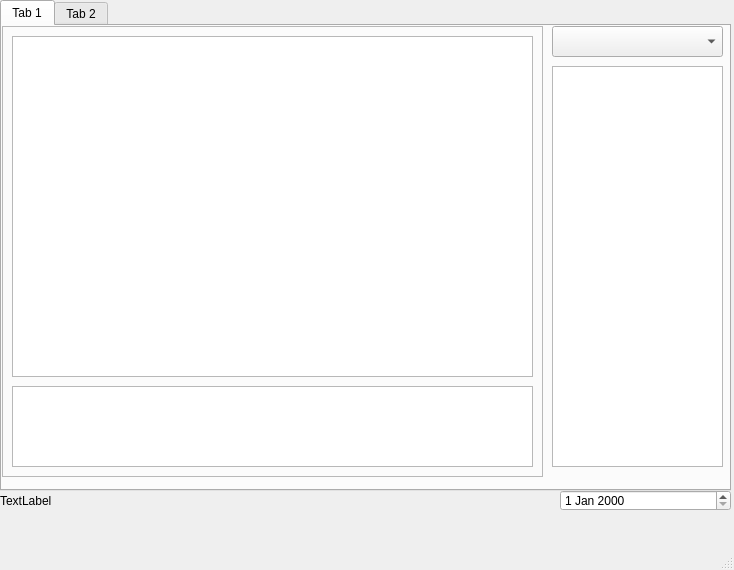
Old version of the form mainwindow.ui in the repository mikpim01/freeWrite.
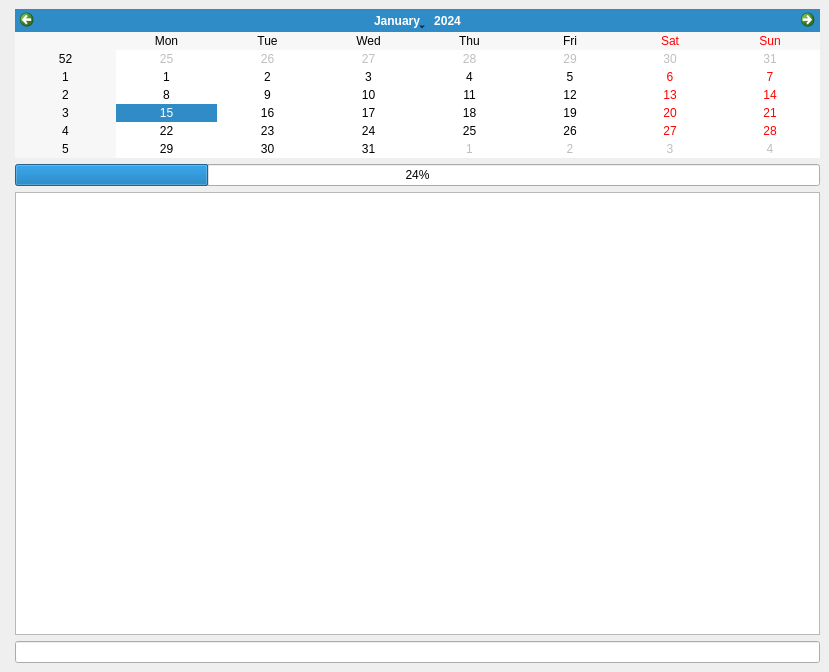
New version of the form.

Patch:
```diff
--- a/mainwindow.ui
+++ b/mainwindow.ui
@@ -6,148 +6,58 @@
    <rect>
     <x>0</x>
     <y>0</y>
-    <width>734</width>
-    <height>570</height>
+    <width>829</width>
+    <height>672</height>
    </rect>
   </property>
   <property name="windowTitle">
    <string>MainWindow</string>
   </property>
   <widget class="QWidget" name="centralwidget">
-   <widget class="QLabel" name="label">
-    <property name="geometry">
-     <rect>
-      <x>0</x>
-      <y>490</y>
-      <width>501</width>
-      <height>21</height>
-     </rect>
-    </property>
-    <property name="text">
-     <string>TextLabel</string>
-    </property>
-   </widget>
-   <widget class="QTabWidget" name="tabWidget">
-    <property name="geometry">
-     <rect>
-      <x>0</x>
-      <y>0</y>
-      <width>731</width>
-      <height>491</height>
-     </rect>
-    </property>
-    <property name="currentIndex">
-     <number>0</number>
-    </property>
-    <widget class="QWidget" name="tab">
-     <attribute name="title">
-      <string>Tab 1</string>
-     </attribute>
-     <widget class="QComboBox" name="comboBox">
-      <property name="geometry">
-       <rect>
-        <x>550</x>
-        <y>0</y>
-        <width>171</width>
-        <height>31</height>
-       </rect>
+   <property name="enabled">
+    <bool>true</bool>
+   </property>
+   <property name="sizePolicy">
+    <sizepolicy hsizetype="Maximum" vsizetype="Maximum">
+     <horstretch>10</horstretch>
+     <verstretch>10</verstretch>
+    </sizepolicy>
+   </property>
+   <property name="sizeIncrement">
+    <size>
+     <width>1</width>
+     <height>1</height>
+    </size>
+   </property>
+   <property name="autoFillBackground">
+    <bool>true</bool>
+   </property>
+   <layout class="QFormLayout" name="formLayout_2">
+    <item row="0" column="1">
+     <widget class="QCalendarWidget" name="calendarWidget"/>
+    </item>
+    <item row="1" column="1">
+     <widget class="QProgressBar" name="progressBar">
+      <property name="value">
+       <number>24</number>
       </property>
      </widget>
-     <widget class="QPlainTextEdit" name="plainTextEdit_2">
-      <property name="geometry">
-       <rect>
-        <x>550</x>
-        <y>40</y>
-        <width>171</width>
-        <height>401</height>
-       </rect>
+    </item>
+    <item row="2" column="1">
+     <widget class="QTextBrowser" name="textBrowser">
+      <property name="sizePolicy">
+       <sizepolicy hsizetype="Expanding" vsizetype="Expanding">
+        <horstretch>0</horstretch>
+        <verstretch>200</verstretch>
+       </sizepolicy>
       </property>
      </widget>
-     <widget class="QFrame" name="frame">
-      <property name="geometry">
-       <rect>
-        <x>0</x>
-        <y>0</y>
-        <width>541</width>
-        <height>451</height>
-       </rect>
-      </property>
-      <property name="frameShape">
-       <enum>QFrame::StyledPanel</enum>
-      </property>
-      <property name="frameShadow">
-       <enum>QFrame::Raised</enum>
-      </property>
-      <widget class="QTextBrowser" name="textBrowser">
-       <property name="geometry">
-        <rect>
-         <x>10</x>
-         <y>10</y>
-         <width>521</width>
-         <height>341</height>
-        </rect>
-       </property>
-      </widget>
-      <widget class="QPlainTextEdit" name="plainTextEdit">
-       <property name="geometry">
-        <rect>
-         <x>10</x>
-         <y>360</y>
-         <width>521</width>
-         <height>81</height>
-        </rect>
-       </property>
-      </widget>
-     </widget>
-    </widget>
-    <widget class="QWidget" name="tab_2">
-     <attribute name="title">
-      <string>Tab 2</string>
-     </attribute>
-     <widget class="QTableWidget" name="tableWidget">
-      <property name="geometry">
-       <rect>
-        <x>470</x>
-        <y>0</y>
-        <width>251</width>
-        <height>451</height>
-       </rect>
-      </property>
-     </widget>
-     <widget class="QGraphicsView" name="graphicsView">
-      <property name="geometry">
-       <rect>
-        <x>0</x>
-        <y>0</y>
-        <width>471</width>
-        <height>451</height>
-       </rect>
-      </property>
-     </widget>
-    </widget>
-   </widget>
-   <widget class="QDateEdit" name="dateEdit">
-    <property name="geometry">
-     <rect>
-      <x>560</x>
-      <y>490</y>
-      <width>171</width>
-      <height>21</height>
-     </rect>
-    </property>
-   </widget>
+    </item>
+    <item row="3" column="1">
+     <widget class="QLineEdit" name="lineEdit"/>
+    </item>
+   </layout>
   </widget>
-  <widget class="QMenuBar" name="menubar">
-   <property name="geometry">
-    <rect>
-     <x>0</x>
-     <y>0</y>
-     <width>734</width>
-     <height>30</height>
-    </rect>
-   </property>
-  </widget>
-  <widget class="QStatusBar" name="statusbar"/>
  </widget>
  <resources/>
  <connections/>
```
